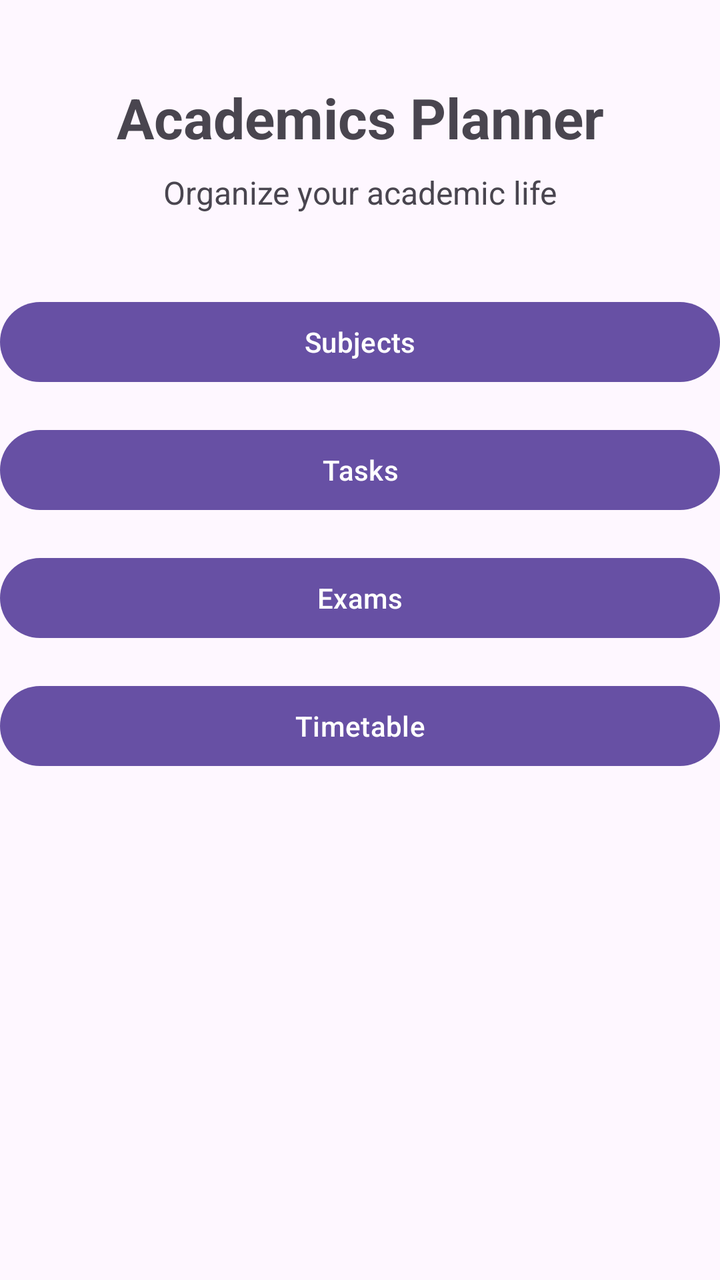
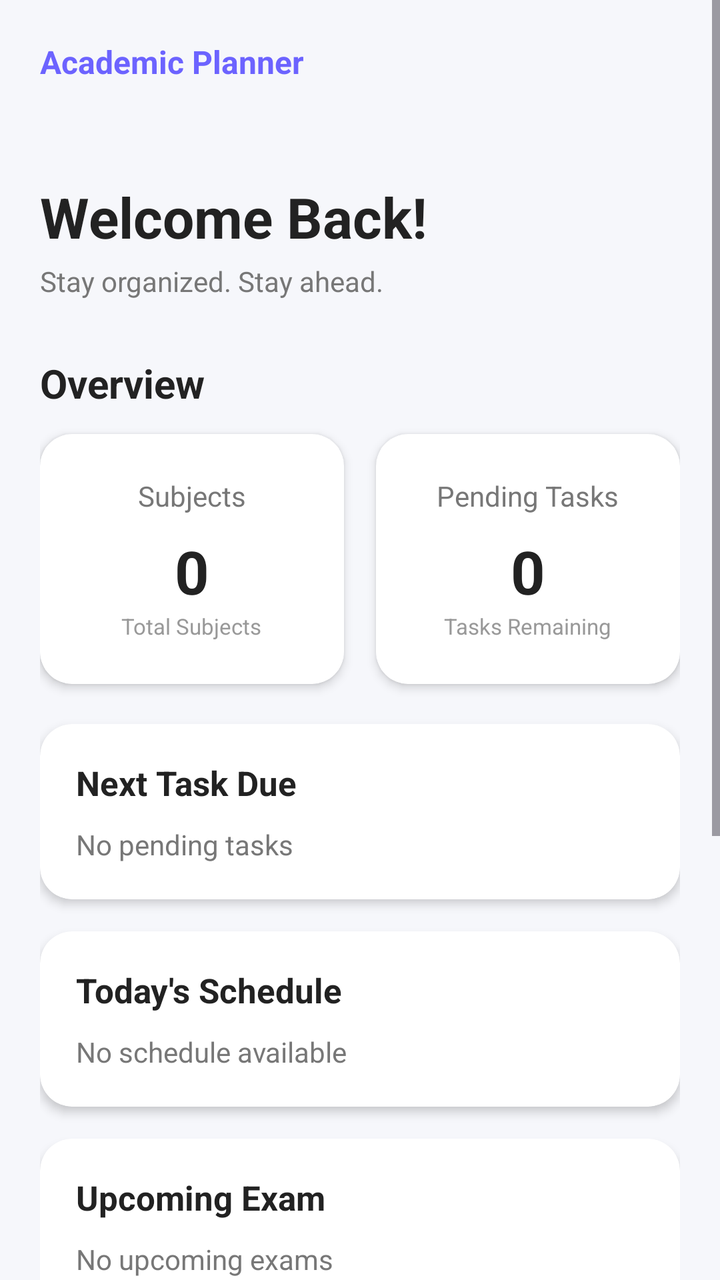

Screens rendered from an Android XML layout before and after an edit, with the pre-edit source and the edit as a unified diff.
<!-- AndroidManifest.xml: application theme Theme.StudentPlanner2026 -->
<!-- res/layout/activity_main.xml -->
<?xml version="1.0" encoding="utf-8"?>
<androidx.constraintlayout.widget.ConstraintLayout
    xmlns:android="http://schemas.android.com/apk/res/android"
    xmlns:tools="http://schemas.android.com/tools"
    xmlns:app="http://schemas.android.com/apk/res-auto"
    android:id="@+id/main"
    android:layout_width="match_parent"
    android:layout_height="match_parent"
    tools:context=".MainActivity">


        <TextView
            android:id="@+id/tvTitle"
            android:layout_width="match_parent"
            android:layout_height="wrap_content"
            android:layout_marginTop="40dp"
            android:gravity="center"
            android:text="Academics Planner"
            android:textSize="28sp"
            android:textStyle="bold"
            app:layout_constraintTop_toTopOf="parent"
            app:layout_constraintStart_toStartOf="parent"
            app:layout_constraintEnd_toEndOf="parent"/>

        <TextView
            android:id="@+id/tvSubtitle"
            android:layout_width="match_parent"
            android:layout_height="wrap_content"
            android:layout_marginBottom="40dp"
            android:gravity="center"
            android:text="Organize your academic life"
            android:textSize="16sp"
            android:layout_marginTop="8dp"
            app:layout_constraintTop_toBottomOf="@id/tvTitle"
            app:layout_constraintStart_toStartOf="parent"
            app:layout_constraintEnd_toEndOf="parent"/>

        <Button
            android:id="@+id/btnSubjects"
            android:layout_width="match_parent"
            android:layout_height="wrap_content"
            android:layout_marginBottom="16dp"
            android:text="Subjects"
            android:layout_marginTop="40dp"
            app:layout_constraintTop_toBottomOf="@id/tvSubtitle"
            app:layout_constraintStart_toStartOf="parent"
            app:layout_constraintEnd_toEndOf="parent" />

        <Button
            android:id="@+id/btnTasks"
            android:layout_width="match_parent"
            android:layout_height="wrap_content"
            android:layout_marginTop="16dp"
            android:text="Tasks"
            app:layout_constraintTop_toBottomOf="@id/btnSubjects"
            app:layout_constraintStart_toStartOf="parent"
            app:layout_constraintEnd_toEndOf="parent"/>

        <Button
            android:id="@+id/btnExams"
            android:layout_width="match_parent"
            android:layout_height="wrap_content"
            android:layout_marginBottom="16dp"
            android:text="Exams"
            android:layout_marginTop="16dp"
            app:layout_constraintTop_toBottomOf="@id/btnTasks"
            app:layout_constraintStart_toStartOf="parent"
            app:layout_constraintEnd_toEndOf="parent" />

        <Button
            android:id="@+id/btnTimetable"
            android:layout_width="match_parent"
            android:layout_height="wrap_content"
            android:text="Timetable"
            android:layout_marginTop="16dp"
            app:layout_constraintTop_toBottomOf="@id/btnExams"
            app:layout_constraintStart_toStartOf="parent"
            app:layout_constraintEnd_toEndOf="parent"/>

</androidx.constraintlayout.widget.ConstraintLayout>
<!-- resources referenced by this layout -->
<resources>
  <style name="Theme.StudentPlanner2026" parent="Base.Theme.StudentPlanner2026" />
  <style name="Base.Theme.StudentPlanner2026" parent="Theme.Material3.DayNight.NoActionBar">
          
          
      </style>
</resources>

<!-- the commit's change to res/layout/activity_main.xml (unified diff, before → after) -->
@@ -1,80 +1,386 @@
 <?xml version="1.0" encoding="utf-8"?>
-<androidx.constraintlayout.widget.ConstraintLayout
+<ScrollView
     xmlns:android="http://schemas.android.com/apk/res/android"
+    xmlns:app="http://schemas.android.com/apk/res-auto"
     xmlns:tools="http://schemas.android.com/tools"
-    xmlns:app="http://schemas.android.com/apk/res-auto"
-    android:id="@+id/main"
     android:layout_width="match_parent"
     android:layout_height="match_parent"
+    android:fillViewport="true"
+    android:background="#F6F7FB"
     tools:context=".MainActivity">
 
-
-        <TextView
-            android:id="@+id/tvTitle"
+        <androidx.constraintlayout.widget.ConstraintLayout
+            android:id="@+id/main"
             android:layout_width="match_parent"
             android:layout_height="wrap_content"
-            android:layout_marginTop="40dp"
-            android:gravity="center"
-            android:text="Academics Planner"
-            android:textSize="28sp"
-            android:textStyle="bold"
-            app:layout_constraintTop_toTopOf="parent"
-            app:layout_constraintStart_toStartOf="parent"
-            app:layout_constraintEnd_toEndOf="parent"/>
-
-        <TextView
-            android:id="@+id/tvSubtitle"
-            android:layout_width="match_parent"
-            android:layout_height="wrap_content"
-            android:layout_marginBottom="40dp"
-            android:gravity="center"
-            android:text="Organize your academic life"
-            android:textSize="16sp"
-            android:layout_marginTop="8dp"
-            app:layout_constraintTop_toBottomOf="@id/tvTitle"
-            app:layout_constraintStart_toStartOf="parent"
-            app:layout_constraintEnd_toEndOf="parent"/>
-
-        <Button
-            android:id="@+id/btnSubjects"
-            android:layout_width="match_parent"
-            android:layout_height="wrap_content"
-            android:layout_marginBottom="16dp"
-            android:text="Subjects"
-            android:layout_marginTop="40dp"
-            app:layout_constraintTop_toBottomOf="@id/tvSubtitle"
-            app:layout_constraintStart_toStartOf="parent"
-            app:layout_constraintEnd_toEndOf="parent" />
-
-        <Button
-            android:id="@+id/btnTasks"
-            android:layout_width="match_parent"
-            android:layout_height="wrap_content"
-            android:layout_marginTop="16dp"
-            android:text="Tasks"
-            app:layout_constraintTop_toBottomOf="@id/btnSubjects"
-            app:layout_constraintStart_toStartOf="parent"
-            app:layout_constraintEnd_toEndOf="parent"/>
-
-        <Button
-            android:id="@+id/btnExams"
-            android:layout_width="match_parent"
-            android:layout_height="wrap_content"
-            android:layout_marginBottom="16dp"
-            android:text="Exams"
-            android:layout_marginTop="16dp"
-            app:layout_constraintTop_toBottomOf="@id/btnTasks"
-            app:layout_constraintStart_toStartOf="parent"
-            app:layout_constraintEnd_toEndOf="parent" />
-
-        <Button
-            android:id="@+id/btnTimetable"
-            android:layout_width="match_parent"
-            android:layout_height="wrap_content"
-            android:text="Timetable"
-            android:layout_marginTop="16dp"
-            app:layout_constraintTop_toBottomOf="@id/btnExams"
-            app:layout_constraintStart_toStartOf="parent"
-            app:layout_constraintEnd_toEndOf="parent"/>
-
-</androidx.constraintlayout.widget.ConstraintLayout>
+            android:padding="20dp">
+
+                <TextView
+                    android:id="@+id/tvAppName"
+                    android:layout_width="wrap_content"
+                    android:layout_height="wrap_content"
+                    android:text="Academic Planner"
+                    android:textColor="#6C63FF"
+                    android:textSize="16sp"
+                    android:textStyle="bold"
+                    app:layout_constraintStart_toStartOf="parent"
+                    app:layout_constraintTop_toTopOf="parent" />
+
+                
+                <TextView
+                    android:id="@+id/tvWelcome"
+                    android:layout_width="0dp"
+                    android:layout_height="wrap_content"
+                    android:layout_marginTop="48dp"
+                    android:text="Welcome Back!"
+                    android:textColor="#222222"
+                    android:textSize="28sp"
+                    android:textStyle="bold"
+                    app:layout_constraintEnd_toEndOf="parent"
+                    app:layout_constraintHorizontal_bias="0.0"
+                    app:layout_constraintStart_toStartOf="parent"
+                    app:layout_constraintTop_toBottomOf="@id/tvAppName" />
+
+                <TextView
+                    android:id="@+id/tvSubtitle"
+                    android:layout_width="0dp"
+                    android:layout_height="wrap_content"
+                    android:layout_marginTop="4dp"
+                    android:text="Stay organized. Stay ahead."
+                    android:textColor="#777777"
+                    android:textSize="14sp"
+                    app:layout_constraintEnd_toEndOf="parent"
+                    app:layout_constraintStart_toStartOf="parent"
+                    app:layout_constraintTop_toBottomOf="@id/tvWelcome" />
+
+                <TextView
+                    android:id="@+id/tvSummaryTitle"
+                    android:layout_width="wrap_content"
+                    android:layout_height="wrap_content"
+                    android:layout_marginTop="28dp"
+                    android:text="Overview"
+                    android:textColor="#222222"
+                    android:textSize="20sp"
+                    android:textStyle="bold"
+                    app:layout_constraintStart_toStartOf="parent"
+                    app:layout_constraintTop_toBottomOf="@id/tvSubtitle" />
+
+                <androidx.cardview.widget.CardView
+                    android:id="@+id/cardSubjects"
+                    android:layout_width="0dp"
+                    android:layout_height="125dp"
+                    android:layout_marginTop="12dp"
+                    android:layout_marginEnd="8dp"
+                    app:cardBackgroundColor="#FFFFFF"
+                    app:cardCornerRadius="16dp"
+                    app:cardElevation="3dp"
+                    app:layout_constraintEnd_toStartOf="@id/cardTasks"
+                    app:layout_constraintStart_toStartOf="parent"
+                    app:layout_constraintTop_toBottomOf="@id/tvSummaryTitle">
+
+                        <LinearLayout
+                            android:layout_width="match_parent"
+                            android:layout_height="match_parent"
+                            android:gravity="center"
+                            android:orientation="vertical"
+                            android:padding="12dp">
+
+                                <TextView
+                                    android:layout_width="wrap_content"
+                                    android:layout_height="wrap_content"
+                                    android:text="Subjects"
+                                    android:textColor="#777777"
+                                    android:textSize="14sp" />
+
+                                <TextView
+                                    android:id="@+id/tvSubjectCount"
+                                    android:layout_width="wrap_content"
+                                    android:layout_height="wrap_content"
+                                    android:layout_marginTop="8dp"
+                                    android:text="0"
+                                    android:textColor="#222222"
+                                    android:textSize="30sp"
+                                    android:textStyle="bold" />
+
+                                <TextView
+                                    android:layout_width="wrap_content"
+                                    android:layout_height="wrap_content"
+                                    android:text="Total Subjects"
+                                    android:textColor="#999999"
+                                    android:textSize="11sp" />
+
+                        </LinearLayout>
+
+                </androidx.cardview.widget.CardView>
+
+                <androidx.cardview.widget.CardView
+                    android:id="@+id/cardTasks"
+                    android:layout_width="0dp"
+                    android:layout_height="125dp"
+                    android:layout_marginStart="8dp"
+                    android:layout_marginTop="12dp"
+                    app:cardBackgroundColor="#FFFFFF"
+                    app:cardCornerRadius="16dp"
+                    app:cardElevation="3dp"
+                    app:layout_constraintEnd_toEndOf="parent"
+                    app:layout_constraintStart_toEndOf="@id/cardSubjects"
+                    app:layout_constraintTop_toBottomOf="@id/tvSummaryTitle">
+
+                        <LinearLayout
+                            android:layout_width="match_parent"
+                            android:layout_height="match_parent"
+                            android:gravity="center"
+                            android:orientation="vertical"
+                            android:padding="12dp">
+
+                                <TextView
+                                    android:layout_width="wrap_content"
+                                    android:layout_height="wrap_content"
+                                    android:text="Pending Tasks"
+                                    android:textColor="#777777"
+                                    android:textSize="14sp" />
+
+                                <TextView
+                                    android:id="@+id/tvTaskCount"
+                                    android:layout_width="wrap_content"
+                                    android:layout_height="wrap_content"
+                                    android:layout_marginTop="8dp"
+                                    android:text="0"
+                                    android:textColor="#222222"
+                                    android:textSize="30sp"
+                                    android:textStyle="bold" />
+
+                                <TextView
+                                    android:layout_width="wrap_content"
+                                    android:layout_height="wrap_content"
+                                    android:text="Tasks Remaining"
+                                    android:textColor="#999999"
+                                    android:textSize="11sp" />
+
+                        </LinearLayout>
+
+                </androidx.cardview.widget.CardView>
+
+                <androidx.cardview.widget.CardView
+                    android:id="@+id/cardNextTask"
+                    android:layout_width="0dp"
+                    android:layout_height="wrap_content"
+                    android:layout_marginTop="20dp"
+                    app:cardBackgroundColor="#FFFFFF"
+                    app:cardCornerRadius="16dp"
+                    app:cardElevation="3dp"
+                    app:layout_constraintEnd_toEndOf="parent"
+                    app:layout_constraintStart_toStartOf="parent"
+                    app:layout_constraintTop_toBottomOf="@id/cardSubjects">
+
+                        <LinearLayout
+                            android:layout_width="match_parent"
+                            android:layout_height="wrap_content"
+                            android:orientation="vertical"
+                            android:padding="18dp">
+
+                                <TextView
+                                    android:layout_width="wrap_content"
+                                    android:layout_height="wrap_content"
+                                    android:text="Next Task Due"
+                                    android:textColor="#222222"
+                                    android:textSize="17sp"
+                                    android:textStyle="bold" />
+
+                                <TextView
+                                    android:id="@+id/tvNextTask"
+                                    android:layout_width="match_parent"
+                                    android:layout_height="wrap_content"
+                                    android:layout_marginTop="10dp"
+                                    android:text="No pending tasks"
+                                    android:textColor="#777777"
+                                    android:textSize="14sp" />
+
+                        </LinearLayout>
+
+                </androidx.cardview.widget.CardView>
+
+                <androidx.cardview.widget.CardView
+                    android:id="@+id/cardTodaySchedule"
+                    android:layout_width="0dp"
+                    android:layout_height="wrap_content"
+                    android:layout_marginTop="16dp"
+                    app:cardBackgroundColor="#FFFFFF"
+                    app:cardCornerRadius="16dp"
+                    app:cardElevation="3dp"
+                    app:layout_constraintEnd_toEndOf="parent"
+                    app:layout_constraintStart_toStartOf="parent"
+                    app:layout_constraintTop_toBottomOf="@id/cardNextTask">
+
+                        <LinearLayout
+                            android:layout_width="match_parent"
+                            android:layout_height="wrap_content"
+                            android:orientation="vertical"
+                            android:padding="18dp">
+
+                                <TextView
+                                    android:layout_width="wrap_content"
+                                    android:layout_height="wrap_content"
+                                    android:text="Today's Schedule"
+                                    android:textColor="#222222"
+                                    android:textSize="17sp"
+                                    android:textStyle="bold" />
+
+                                <TextView
+                                    android:id="@+id/tvTodaySchedule"
+                                    android:layout_width="match_parent"
+                                    android:layout_height="wrap_content"
+                                    android:layout_marginTop="10dp"
+                                    android:text="No schedule available"
+                                    android:textColor="#777777"
+                                    android:textSize="14sp" />
+
+                        </LinearLayout>
+
+                </androidx.cardview.widget.CardView>
+
+                <androidx.cardview.widget.CardView
+                    android:id="@+id/cardUpcomingExam"
+                    android:layout_width="0dp"
+                    android:layout_height="wrap_content"
+                    android:layout_marginTop="16dp"
+                    app:cardBackgroundColor="#FFFFFF"
+                    app:cardCornerRadius="16dp"
+                    app:cardElevation="3dp"
+                    app:layout_constraintEnd_toEndOf="parent"
+                    app:layout_constraintStart_toStartOf="parent"
+                    app:layout_constraintTop_toBottomOf="@id/cardTodaySchedule">
+
+                        <LinearLayout
+                            android:layout_width="match_parent"
+                            android:layout_height="wrap_content"
+                            android:orientation="vertical"
+                            android:padding="18dp">
+
+                                <TextView
+                                    android:layout_width="wrap_content"
+                                    android:layout_height="wrap_content"
+                                    android:text="Upcoming Exam"
+                                    android:textColor="#222222"
+                                    android:textSize="17sp"
+                                    android:textStyle="bold" />
+
+                                <TextView
+                                    android:id="@+id/tvUpcomingExam"
+                                    android:layout_width="match_parent"
+                                    android:layout_height="wrap_content"
+                                    android:layout_marginTop="10dp"
+                                    android:text="No upcoming exams"
+                                    android:textColor="#777777"
+                                    android:textSize="14sp" />
+
+                        </LinearLayout>
+
+                </androidx.cardview.widget.CardView>
+
+                <androidx.cardview.widget.CardView
+                    android:id="@+id/cardProgress"
+                    android:layout_width="0dp"
+                    android:layout_height="wrap_content"
+                    android:layout_marginTop="16dp"
+                    app:cardBackgroundColor="#FFFFFF"
+                    app:cardCornerRadius="16dp"
+                    app:cardElevation="3dp"
+                    app:layout_constraintEnd_toEndOf="parent"
+                    app:layout_constraintStart_toStartOf="parent"
+                    app:layout_constraintTop_toBottomOf="@id/cardUpcomingExam">
+
+                        <LinearLayout
+                            android:layout_width="match_parent"
+                            android:layout_height="wrap_content"
+                            android:gravity="center_vertical"
+                            android:orientation="vertical"
+                            android:padding="18dp">
+
+                                <TextView
+                                    android:layout_width="wrap_content"
+                                    android:layout_height="wrap_content"
+                                    android:text="Task Progress"
+                                    android:textColor="#222222"
+                                    android:textSize="17sp"
+                                    android:textStyle="bold" />
+
+                                <TextView
+                                    android:id="@+id/tvProgressText"
+                                    android:layout_width="wrap_content"
+                                    android:layout_height="wrap_content"
+                                    android:layout_marginTop="10dp"
+                                    android:text="0 completed out of 0 tasks"
+                                    android:textColor="#777777"
+                                    android:textSize="14sp" />
+
+                        </LinearLayout>
+
+                </androidx.cardview.widget.CardView>
+
+                <TextView
+                    android:id="@+id/tvQuickAccessTitle"
+                    android:layout_width="wrap_content"
+                    android:layout_height="wrap_content"
+                    android:layout_marginTop="28dp"
+                    android:text="Quick Access"
+                    android:textColor="#222222"
+                    android:textSize="20sp"
+                    android:textStyle="bold"
+                    app:layout_constraintStart_toStartOf="parent"
+                    app:layout_constraintTop_toBottomOf="@id/cardProgress" />
+
+                <Button
+                    android:id="@+id/btnSubjects"
+                    android:layout_width="0dp"
+                    android:layout_height="wrap_content"
+                    android:layout_marginTop="12dp"
+                    android:layout_marginEnd="8dp"
+                    android:text="Subjects"
+                    app:layout_constraintEnd_toStartOf="@id/btnTasks"
+                    app:layout_constraintStart_toStartOf="parent"
+                    app:layout_constraintTop_toBottomOf="@id/tvQuickAccessTitle" />
+
+                <Button
+                    android:id="@+id/btnTasks"
+                    android:layout_width="0dp"
+                    android:layout_height="wrap_content"
+                    android:layout_marginStart="8dp"
+                    android:layout_marginTop="12dp"
+                    android:text="Tasks"
+                    app:layout_constraintEnd_toEndOf="parent"
+                    app:layout_constraintStart_toEndOf="@id/btnSubjects"
+                    app:layout_constraintTop_toBottomOf="@id/tvQuickAccessTitle" />
+
+                <Button
+                    android:id="@+id/btnExams"
+                    android:layout_width="0dp"
+                    android:layout_height="wrap_content"
+                    android:layout_marginTop="12dp"
+                    android:layout_marginEnd="8dp"
+                    android:text="Exams"
+                    app:layout_constraintEnd_toStartOf="@id/btnTimetable"
+                    app:layout_constraintStart_toStartOf="parent"
+                    app:layout_constraintTop_toBottomOf="@id/btnSubjects" />
+
+                <Button
+                    android:id="@+id/btnTimetable"
+                    android:layout_width="0dp"
+                    android:layout_height="wrap_content"
+                    android:layout_marginStart="8dp"
+                    android:layout_marginTop="12dp"
+                    android:text="Timetable"
+                    app:layout_constraintEnd_toEndOf="parent"
+                    app:layout_constraintStart_toEndOf="@id/btnExams"
+                    app:layout_constraintTop_toBottomOf="@id/btnTasks" />
+
+                <Space
+                    android:layout_width="match_parent"
+                    android:layout_height="24dp"
+                    app:layout_constraintTop_toBottomOf="@id/btnExams"
+                    app:layout_constraintStart_toStartOf="parent"
+                    app:layout_constraintEnd_toEndOf="parent" />
+
+        </androidx.constraintlayout.widget.ConstraintLayout>
+
+</ScrollView>
